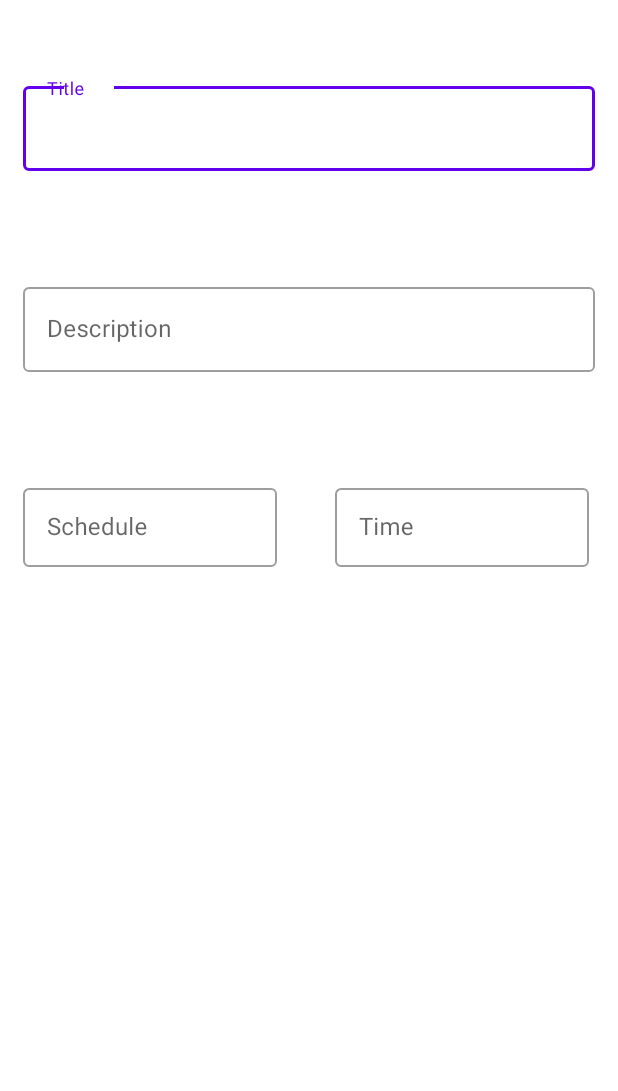
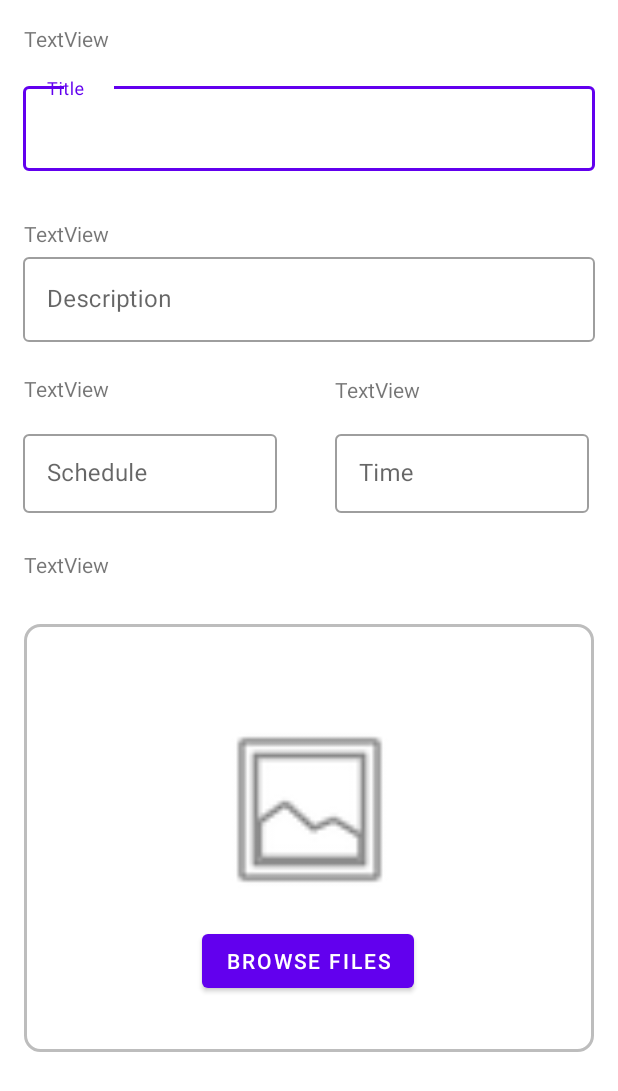
Before and after one commit to abdullahisik/todo-mvvm, an Android app: the UiTodoEntryActivity screen opened directly, with no data from a screen before it, on a phone screen of 412 x 824 dp. Shown: the top 1091 px of the screen. Run offline under Robolectric (Android 15) with nearby library versions, the light colour scheme and no system bars.

Commit message:
Update activity_ui_todo_entry.xml

```diff
--- a/app/src/main/res/layout/activity_ui_todo_entry.xml
+++ b/app/src/main/res/layout/activity_ui_todo_entry.xml
@@ -36,7 +36,7 @@
         android:layout_height="wrap_content"
 
 
-        android:layout_marginTop="72dp"
+        android:layout_marginTop="52dp"
         android:hint="@string/lable_description"
         app:layout_constraintEnd_toEndOf="parent"
         app:layout_constraintHorizontal_bias="0.0"
@@ -53,6 +53,17 @@
 
     </com.google.android.material.textfield.TextInputLayout>
 
+    <TextView
+        android:id="@+id/textViewDescription"
+        android:layout_width="wrap_content"
+        android:layout_height="wrap_content"
+        android:layout_marginStart="16dp"
+        android:text="TextView"
+        app:layout_constraintBottom_toTopOf="@+id/textinputDescription"
+        app:layout_constraintStart_toStartOf="parent"
+        app:layout_constraintTop_toBottomOf="@+id/textinpuTitle"
+        app:layout_constraintVertical_bias="0.97" />
+
     <com.google.android.material.textfield.TextInputLayout
         android:id="@+id/textinputSchedule"
         style="@style/Widget.MaterialComponents.TextInputLayout.OutlinedBox"
@@ -60,11 +71,9 @@
         android:layout_height="58dp"
 
 
-        android:layout_marginTop="72dp"
+        android:layout_marginTop="56dp"
         android:hint="@string/label_schedule"
-        app:layout_constraintEnd_toEndOf="parent"
-        app:layout_constraintHorizontal_bias="0.0"
-        app:layout_constraintStart_toStartOf="parent"
+        app:layout_constraintStart_toStartOf="@+id/textinputDescription"
         app:layout_constraintTop_toBottomOf="@+id/textinputDescription"
         tools:ignore="MissingConstraints">
 
@@ -84,7 +93,7 @@
         android:layout_height="58dp"
 
 
-        android:layout_marginTop="72dp"
+        android:layout_marginTop="56dp"
         android:layout_marginEnd="4dp"
         android:hint="@string/label_time"
         app:layout_constraintEnd_toEndOf="parent"
@@ -100,4 +109,86 @@
 
     </com.google.android.material.textfield.TextInputLayout>
 
+    <androidx.constraintlayout.widget.ConstraintLayout
+        android:id="@+id/constraintLayout"
+        android:layout_width="match_parent"
+        android:layout_height="285dp"
+        android:layout_marginLeft="16dp"
+        android:layout_marginRight="16dp"
+        android:background="@drawable/rounded_edittext"
+        app:layout_constraintBottom_toBottomOf="parent"
+        app:layout_constraintEnd_toEndOf="@+id/textinputTime"
+        app:layout_constraintHorizontal_bias="0.538"
+        app:layout_constraintStart_toStartOf="@+id/textinputSchedule"
+        app:layout_constraintTop_toBottomOf="@+id/textinputSchedule"
+        app:layout_constraintVertical_bias="0.376">
+
+        <Button
+            android:id="@+id/button"
+            android:layout_width="wrap_content"
+            android:layout_height="wrap_content"
+            android:layout_marginTop="12dp"
+            android:layout_marginBottom="36dp"
+            android:text="Browse Files"
+            app:layout_constraintBottom_toBottomOf="parent"
+            app:layout_constraintEnd_toEndOf="parent"
+            app:layout_constraintHorizontal_bias="0.498"
+            app:layout_constraintStart_toStartOf="parent"
+            app:layout_constraintTop_toBottomOf="@+id/imageView" />
+
+        <ImageView
+            android:id="@+id/imageView"
+            android:layout_width="166dp"
+            android:layout_height="127dp"
+            android:layout_marginTop="60dp"
+            app:layout_constraintEnd_toEndOf="parent"
+            app:layout_constraintStart_toStartOf="parent"
+            app:layout_constraintTop_toTopOf="parent"
+            app:srcCompat="@android:drawable/ic_menu_gallery" />
+    </androidx.constraintlayout.widget.ConstraintLayout>
+
+    <TextView
+        android:id="@+id/textViewTitle"
+        android:layout_width="wrap_content"
+        android:layout_height="wrap_content"
+        android:layout_marginStart="16dp"
+        android:text="TextView"
+        app:layout_constraintBottom_toTopOf="@+id/textinpuTitle"
+        app:layout_constraintStart_toStartOf="parent"
+        app:layout_constraintTop_toTopOf="parent"
+        app:layout_constraintVertical_bias="0.484" />
+
+    <TextView
+        android:id="@+id/textView"
+        android:layout_width="wrap_content"
+        android:layout_height="wrap_content"
+        android:layout_marginStart="16dp"
+        android:text="TextView"
+        app:layout_constraintBottom_toTopOf="@+id/textinputSchedule"
+        app:layout_constraintStart_toStartOf="parent"
+        app:layout_constraintTop_toBottomOf="@+id/textinputDescription"
+        app:layout_constraintVertical_bias="0.584" />
+
+    <TextView
+        android:id="@+id/textView5"
+        android:layout_width="wrap_content"
+        android:layout_height="wrap_content"
+        android:layout_marginStart="16dp"
+        android:text="TextView"
+        app:layout_constraintBottom_toTopOf="@+id/constraintLayout"
+        app:layout_constraintStart_toStartOf="parent"
+        app:layout_constraintTop_toBottomOf="@+id/textinputSchedule"
+        app:layout_constraintVertical_bias="0.454" />
+
+    <TextView
+        android:id="@+id/textView6"
+        android:layout_width="wrap_content"
+        android:layout_height="wrap_content"
+        android:layout_marginEnd="132dp"
+        android:text="TextView"
+        app:layout_constraintBottom_toTopOf="@+id/textinputTime"
+        app:layout_constraintEnd_toEndOf="parent"
+        app:layout_constraintTop_toBottomOf="@+id/textinputDescription"
+        app:layout_constraintVertical_bias="0.594" />
+
 </androidx.constraintlayout.widget.ConstraintLayout>
```
